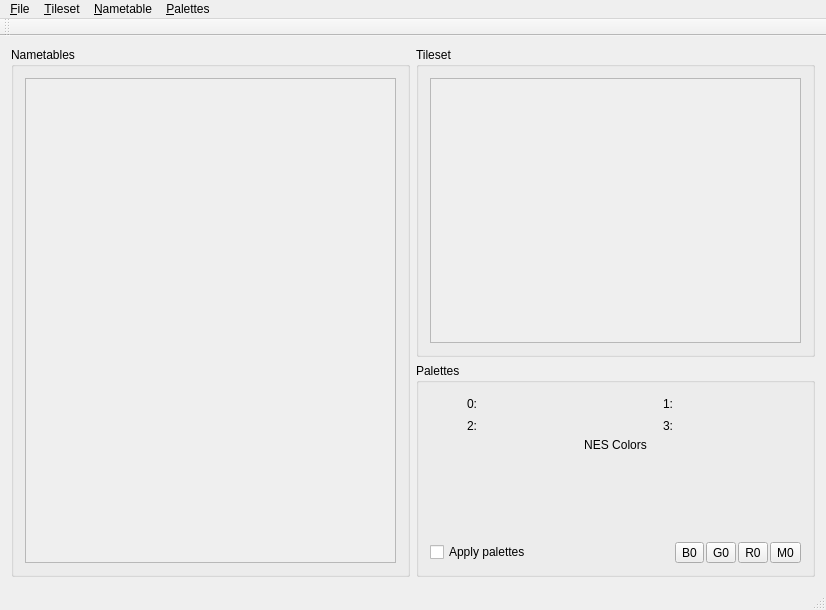
Old version of the form mainwindow.ui in the repository jpwhiting/nestool.
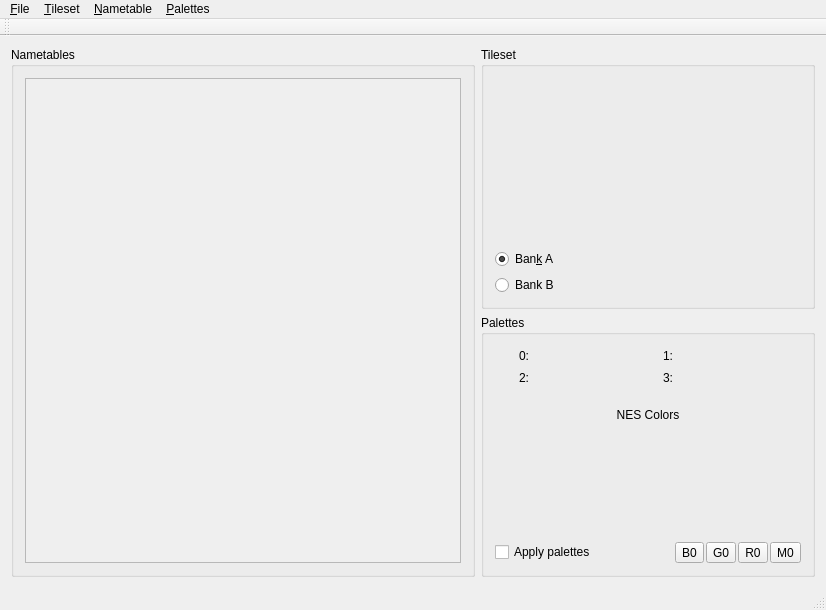
New version of the form. Custom widgets are drawn as their Qt base class.

```diff
--- a/mainwindow.ui
+++ b/mainwindow.ui
@@ -21,21 +21,24 @@
        <string>Tileset</string>
       </property>
       <layout class="QGridLayout" name="gridLayout_2">
-       <item row="0" column="0">
-        <widget class="QScrollArea" name="scrollArea_2">
-         <property name="widgetResizable">
+       <item row="0" column="0" colspan="2">
+        <widget class="TileSet" name="tileSet" native="true"/>
+       </item>
+       <item row="1" column="0">
+        <widget class="QRadioButton" name="bankAButton">
+         <property name="text">
+          <string>Ban&amp;k A</string>
+         </property>
+         <property name="checked">
           <bool>true</bool>
          </property>
-         <widget class="QWidget" name="scrollAreaWidgetContents_2">
-          <property name="geometry">
-           <rect>
-            <x>0</x>
-            <y>0</y>
-            <width>384</width>
-            <height>237</height>
-           </rect>
-          </property>
-         </widget>
+        </widget>
+       </item>
+       <item row="2" column="0">
+        <widget class="QRadioButton" name="bankBButton">
+         <property name="text">
+          <string>Bank B</string>
+         </property>
         </widget>
        </item>
       </layout>
@@ -1811,12 +1814,24 @@
     </item>
     <item row="0" column="0" rowspan="2">
      <widget class="QGroupBox" name="groupBox_3">
+      <property name="sizePolicy">
+       <sizepolicy hsizetype="Preferred" vsizetype="Preferred">
+        <horstretch>1</horstretch>
+        <verstretch>0</verstretch>
+       </sizepolicy>
+      </property>
       <property name="title">
        <string>Nametables</string>
       </property>
       <layout class="QGridLayout" name="gridLayout_4">
        <item row="0" column="0">
         <widget class="QScrollArea" name="scrollArea">
+         <property name="sizePolicy">
+          <sizepolicy hsizetype="Expanding" vsizetype="Expanding">
+           <horstretch>1</horstretch>
+           <verstretch>0</verstretch>
+          </sizepolicy>
+         </property>
          <property name="widgetResizable">
           <bool>true</bool>
          </property>
@@ -1825,7 +1840,7 @@
            <rect>
             <x>0</x>
             <y>0</y>
-            <width>384</width>
+            <width>437</width>
             <height>485</height>
            </rect>
           </property>
@@ -1925,6 +1940,12 @@
    <header>swatch.h</header>
    <container>1</container>
   </customwidget>
+  <customwidget>
+   <class>TileSet</class>
+   <extends>QWidget</extends>
+   <header>tileset.h</header>
+   <container>1</container>
+  </customwidget>
  </customwidgets>
  <resources/>
  <connections/>
```
Left out of the diff: 2 changed lines with no effect on the pictures.
